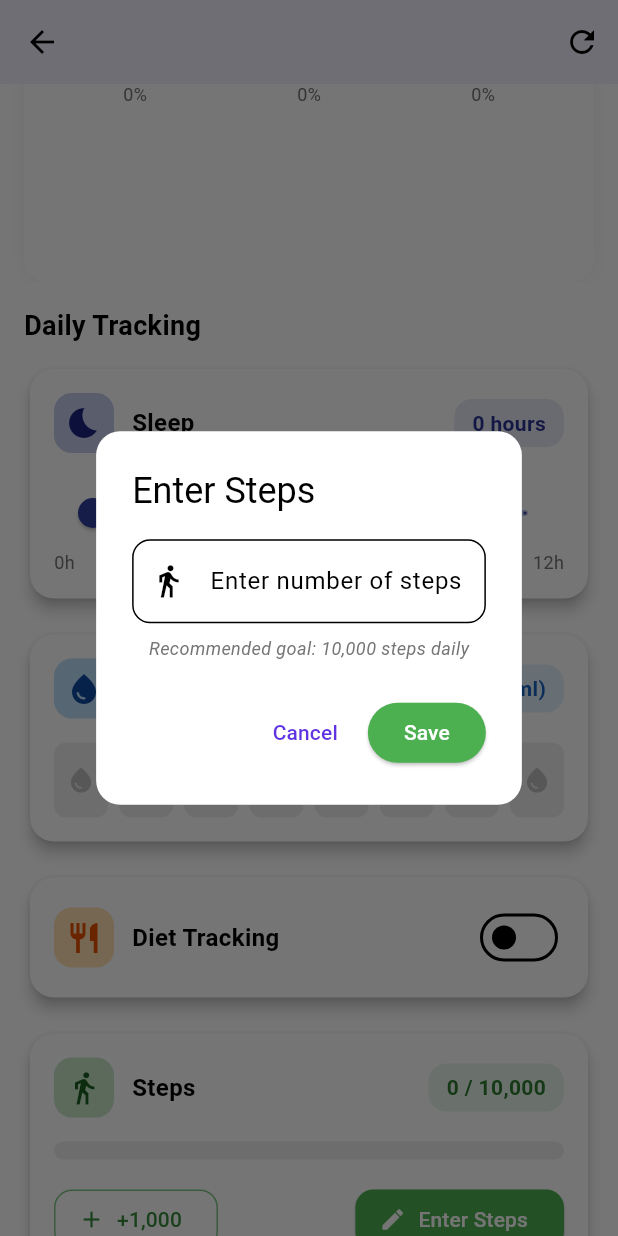
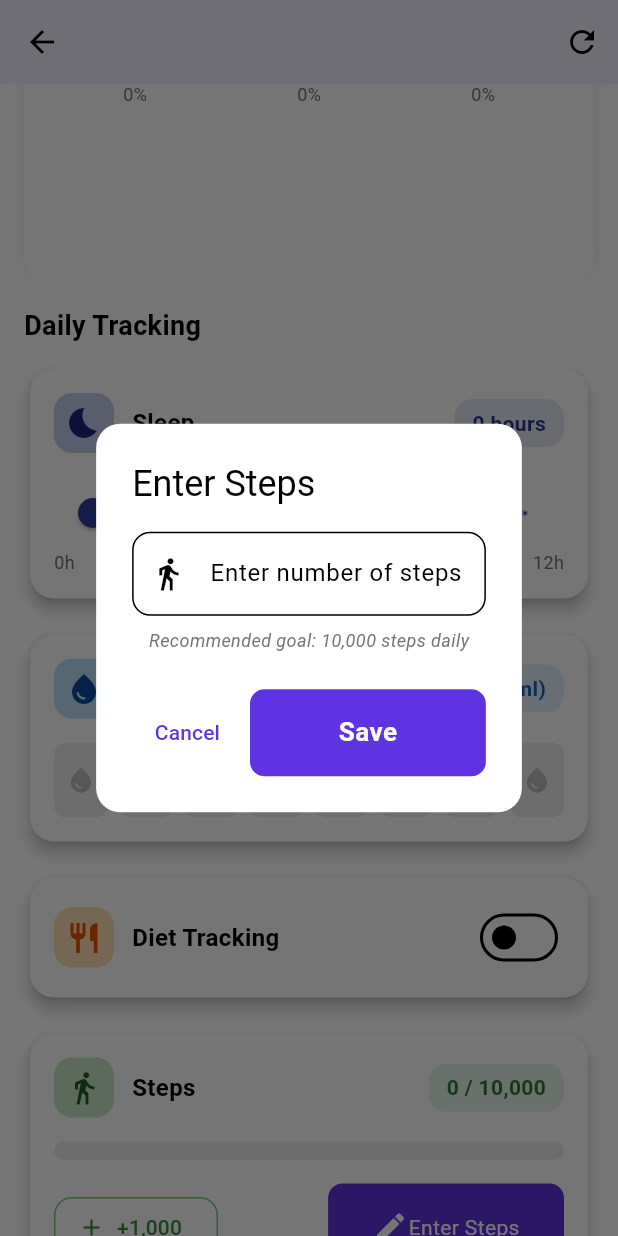
Before and after one commit to mw205/only-to-do, a Flutter app: the DashboardPage screen opened directly, scrolled down 576 dp, after a tap on "Enter Steps", on a phone screen of 412 x 824 dp. Run offline on Flutter 3.47's test engine with Material 3 defaults, Android fonts, the light colour scheme and no system bars; our stand-ins replace awesome_notifications, cloud_firestore, dio, equatable, firebase_auth, firebase_core and 19 more; missing offline and left inert: dio_cache_interceptor, wheel_picker; accounts and stored records are empty; generated files the repository leaves out were written again; statements that could not run were skipped.

Commit message:
feat: Replace ElevatedButton with CustomButton for consistency and improved styling across multiple pages

```diff
--- a/lib/core/widgets/custom_button.dart
+++ b/lib/core/widgets/custom_button.dart
@@ -4,24 +4,31 @@ import 'package:only_to_do/core/styles/app_box_decorations.dart';
 import 'package:only_to_do/gen/colors.gen.dart';
 
 class CustomButton extends StatelessWidget {
-  const CustomButton({
-    super.key,
-    required this.onPressed,
-    this.buttonText,
-    this.child
-  });
+  const CustomButton(
+      {super.key,
+      required this.onPressed,
+      this.buttonText,
+      this.child,
+      this.color,
+      this.height,
+      this.width});
 
   final VoidCallback? onPressed;
   final String? buttonText;
   final Widget? child;
+  final Color? color;
+  final double? height;
+  final double? width;
   @override
   Widget build(BuildContext context) {
     return GestureDetector(
       onTap: onPressed,
       child: Container(
-        height: 60.h,
-        width: 150.w,
-        decoration: AppBoxDecorations.purpleButtonDecoration,
+        height: height ?? 60.h,
+        width: width ?? 150.w,
+        decoration: AppBoxDecorations.purpleButtonDecoration.copyWith(
+          color: color,
+        ),
         child: Center(
           child: child ??
               Text(
--- a/lib/features/yourevent/presentation/pages/dashboard/dashboard_page.dart
+++ b/lib/features/yourevent/presentation/pages/dashboard/dashboard_page.dart
@@ -2,6 +2,8 @@ import 'package:flutter/material.dart';
 import 'package:flutter_bloc/flutter_bloc.dart';
 import 'package:gap/gap.dart';
 import 'package:intl/intl.dart';
+import 'package:only_to_do/core/widgets/custom_button.dart';
+import 'package:only_to_do/gen/colors.gen.dart';
 import 'package:percent_indicator/circular_percent_indicator.dart';
 
 import '../../../../../core/data/models/daily_tracker_model.dart';
@@ -893,21 +895,22 @@ class _DashboardPageState extends State<DashboardPage>
                     ),
                   ),
                 ),
-                ElevatedButton.icon(
+                CustomButton(
                   onPressed: () {
                     // Manually enter steps
                     _showStepsInputDialog(context, tracker.steps);
                   },
-                  icon: const Icon(Icons.edit),
-                  label: const Text('Enter Steps'),
-                  style: ElevatedButton.styleFrom(
-                    backgroundColor: Colors.green,
-                    foregroundColor: Colors.white,
-                    shape: RoundedRectangleBorder(
-                      borderRadius: BorderRadius.circular(12),
-                    ),
+                  child: Row(
+                    mainAxisAlignment: MainAxisAlignment.center,
+                    children: [
+                      Icon(Icons.edit, color: ColorName.white),
+                      Text(
+                        'Enter Steps',
+                        style: TextStyle(color: ColorName.white),
+                      ),
+                    ],
                   ),
-                ),
+                )
               ],
             ),
           ],
@@ -1083,16 +1086,12 @@ class _DashboardPageState extends State<DashboardPage>
             onPressed: () => Navigator.pop(context),
             child: const Text('Cancel'),
           ),
-          ElevatedButton(
+          CustomButton(
             onPressed: () {
               Navigator.pop(context);
               context.read<DashboardCubit>().updateSteps(steps);
             },
-            style: ElevatedButton.styleFrom(
-              backgroundColor: Colors.green,
-              foregroundColor: Colors.white,
-            ),
-            child: const Text('Save'),
+            buttonText: 'Save',
           ),
         ],
         shape: RoundedRectangleBorder(
--- a/lib/features/yourevent/presentation/pages/events/events_list_page.dart
+++ b/lib/features/yourevent/presentation/pages/events/events_list_page.dart
@@ -1,6 +1,7 @@
 import 'package:flutter/material.dart';
 import 'package:flutter_bloc/flutter_bloc.dart';
 import 'package:gap/gap.dart';
+import 'package:only_to_do/core/widgets/custom_button.dart';
 import 'package:only_to_do/gen/colors.gen.dart';
 
 import '../../../../../core/data/models/event_model.dart';
@@ -119,9 +120,9 @@ class _EventsListPageState extends State<EventsListPage>
                           ),
                         ),
                         const Gap(24),
-                        ElevatedButton(
+                        CustomButton(
                           onPressed: () => _navigateToAddEvent(context),
-                          child: const Text('Add New Event'),
+                          buttonText: 'Add New Event',
                         ),
                       ],
                     ),
```
Also changed, not shown: lib/features/edit_task/presentation/views/widget/bottom_action_bar.dart (+2 -18 lines), lib/features/pomodoro/presentation/views/pomodoro_settings_page.dart (+3 -10 lines), lib/features/sleep_tracking/premium_check/presentation/pages/non_premium_view.dart (+4 -3 lines), lib/features/yourevent/presentation/pages/events/add_edit_event_page.dart (+16 -8 lines), lib/features/yourevent/presentation/pages/events/event_details_page.dart (+22 -8 lines).
